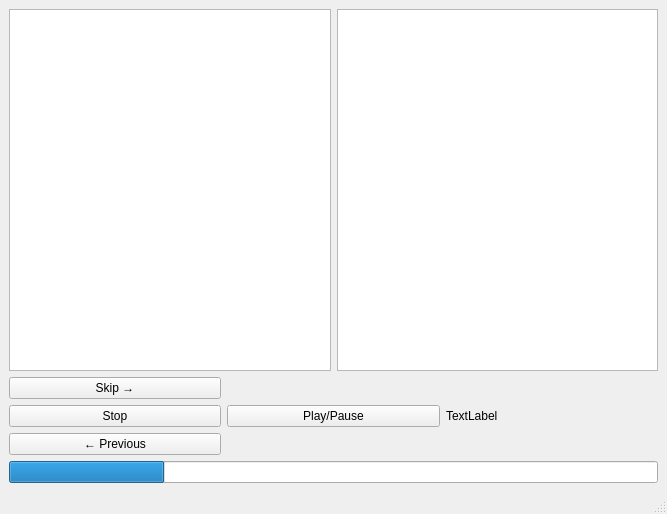
Old version of the form failplay.ui in the repository Svedrin/failplay.
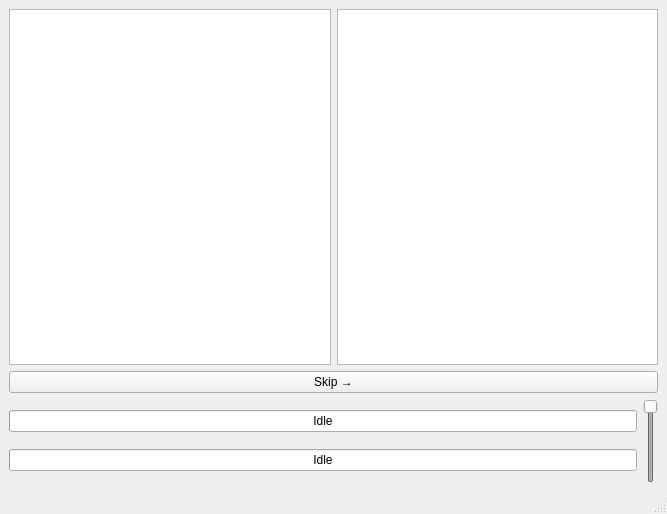
New version of the form.

Commit message: visualize the crossfading with a slider

```diff
--- a/failplay.ui
+++ b/failplay.ui
@@ -29,62 +29,78 @@
       </item>
      </layout>
     </item>
+    <item>
+     <widget class="QPushButton" name="btnSkip">
+      <property name="text">
+       <string>Skip →</string>
+      </property>
+     </widget>
+    </item>
     <item>
      <layout class="QHBoxLayout" name="horizontalLayout_2">
       <item>
        <layout class="QVBoxLayout" name="verticalLayout">
         <item>
-         <widget class="QPushButton" name="btnSkip">
-          <property name="text">
-           <string>Skip →</string>
+         <widget class="QProgressBar" name="pgbSongProgress">
+          <property name="value">
+           <number>0</number>
           </property>
-         </widget>
-        </item>
-        <item>
-         <widget class="QPushButton" name="btnStop">
-          <property name="text">
-           <string>Stop</string>
+          <property name="textVisible">
+           <bool>true</bool>
           </property>
+          <property name="invertedAppearance">
+           <bool>false</bool>
+          </property>
+          <property name="format">
+           <string>Idle</string>
+          </property>
          </widget>
         </item>
         <item>
-         <widget class="QPushButton" name="pushButton">
-          <property name="text">
-           <string>← Previous</string>
+         <widget class="QProgressBar" name="pgbSongProgressPrev">
+          <property name="value">
+           <number>0</number>
+          </property>
+          <property name="textVisible">
+           <bool>true</bool>
+          </property>
+          <property name="invertedAppearance">
+           <bool>false</bool>
+          </property>
+          <property name="format">
+           <string>Idle</string>
           </property>
          </widget>
         </item>
        </layout>
       </item>
       <item>
-       <widget class="QPushButton" name="btnPlayPause">
-        <property name="text">
-         <string>Play/Pause</string>
+       <widget class="QSlider" name="sldCrossfade">
+        <property name="enabled">
+         <bool>false</bool>
         </property>
-       </widget>
-      </item>
-      <item>
-       <widget class="QLabel" name="lblTime">
-        <property name="text">
-         <string>TextLabel</string>
+        <property name="sizePolicy">
+         <sizepolicy hsizetype="Fixed" vsizetype="Minimum">
+          <horstretch>0</horstretch>
+          <verstretch>0</verstretch>
+         </sizepolicy>
+        </property>
+        <property name="maximum">
+         <number>100</number>
+        </property>
+        <property name="value">
+         <number>100</number>
+        </property>
+        <property name="sliderPosition">
+         <number>100</number>
+        </property>
+        <property name="orientation">
+         <enum>Qt::Vertical</enum>
         </property>
        </widget>
       </item>
      </layout>
     </item>
-    <item>
-     <widget class="QProgressBar" name="pgbSongProgress">
-      <property name="value">
-       <number>24</number>
-      </property>
-      <property name="textVisible">
-       <bool>false</bool>
-      </property>
-      <property name="invertedAppearance">
-       <bool>false</bool>
-      </property>
-     </widget>
-    </item>
    </layout>
   </widget>
   <widget class="QMenuBar" name="menubar">
```
The commit also changes 1 other file.
